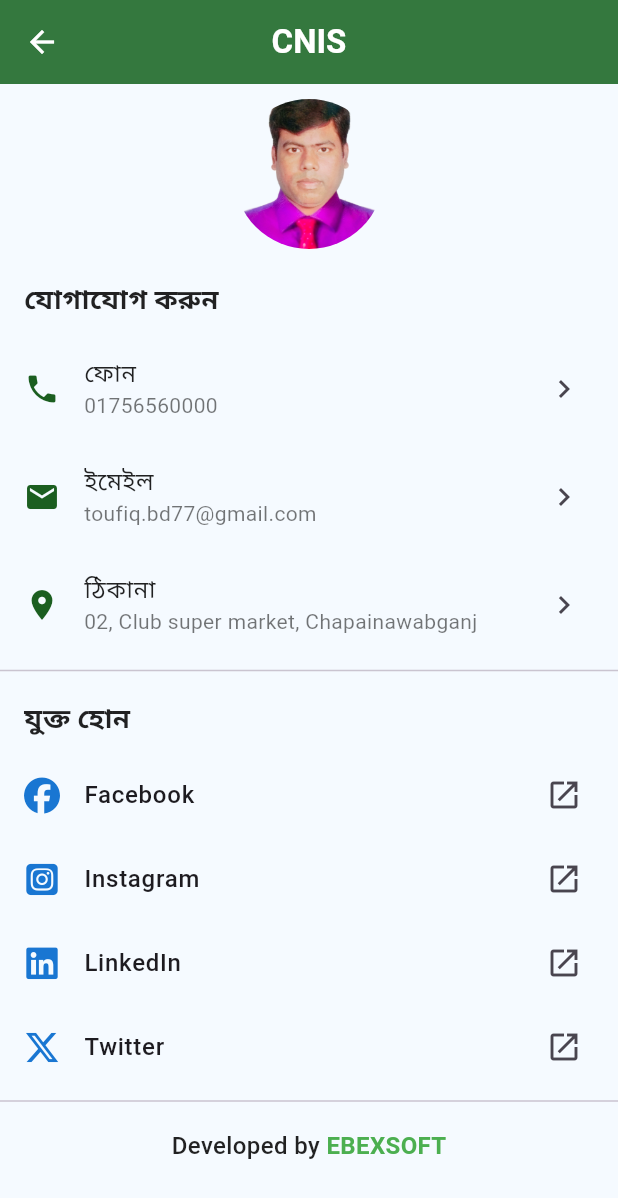
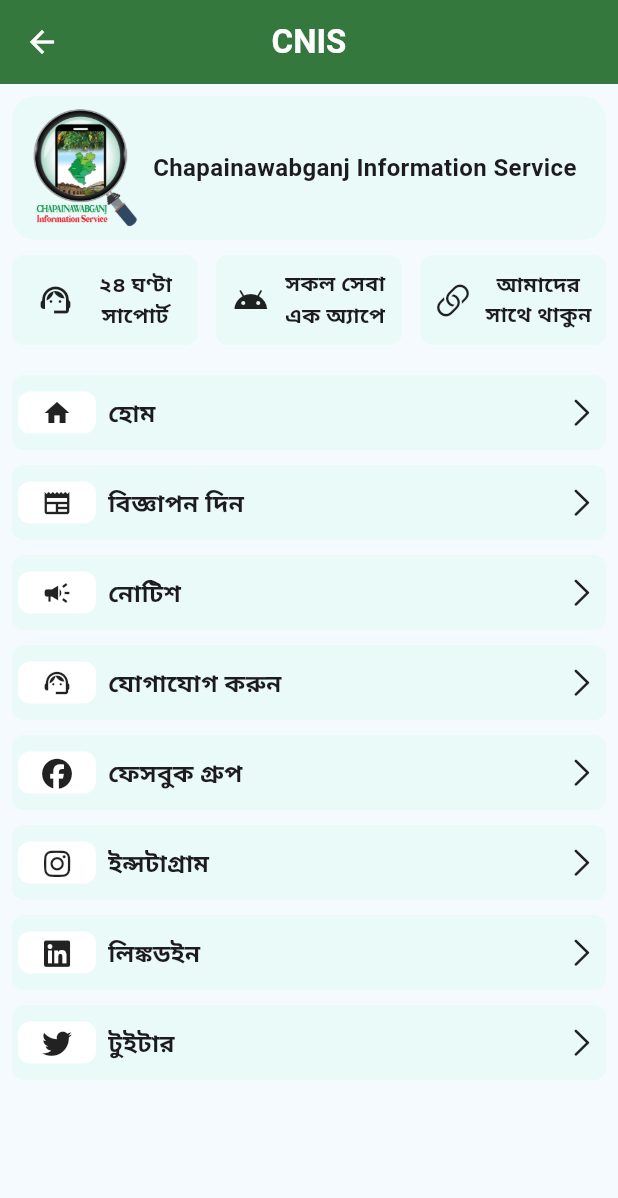
Before and after one commit to zsifat/CNIS, a Flutter app: the AboutScreen screen opened directly, on a phone screen of 412 x 824 dp. Shown: the top 1198 px of the screen. Run offline on Flutter 3.47's test engine with Material 3 defaults, Android fonts, the phone set to English and light mode, and no system bars; our stand-ins replace cached_network_image, carousel_slider, connectivity_plus, flutter_riverpod, flutter_svg, font_awesome_flutter and 4 more; accounts and stored records are empty; network calls fail.

Commit message:
second version complete

```diff
--- a/lib/models/data.dart
+++ b/lib/models/data.dart
@@ -17,6 +17,7 @@ class Data {
   final String? bloodGroup;
   final String? date;
   final String? email;
+  final String? link;
 
   Data({
     required this.id,
@@ -37,6 +38,7 @@ class Data {
     this.bloodGroup,
     this.date,
     this.email,
+    this.link
   });
 
   // Factory method to create a Data object from JSON
@@ -60,6 +62,7 @@ class Data {
       bloodGroup: json['blood_broup'],
       date: json['date'],
       email: json['email'],
+      link: json['link']
     );
   }
 
@@ -84,6 +87,7 @@ class Data {
       'blood_broup': bloodGroup,
       'date': date,
       'email': email,
+      'link':link
     };
   }
 }
--- a/lib/views/DataScreen.dart
+++ b/lib/views/DataScreen.dart
@@ -119,7 +119,6 @@ class _DataScreenState extends ConsumerState<DataScreen> {
                           itemCount: filteredDataList.length,
                           itemBuilder: (context, index) {
                             Data data = filteredDataList[index];
-                            print(data.title);
                             return DataCard(
                               data: data,
                             );
--- a/lib/views/about_screen.dart
+++ b/lib/views/about_screen.dart
@@ -1,6 +1,10 @@
 import 'package:chapainawabganjcity/viewmodels/about_viewmodel.dart';
 import 'package:chapainawabganjcity/viewmodels/states/aboutState.dart';
+import 'package:chapainawabganjcity/views/advertisement_screen.dart';
+import 'package:chapainawabganjcity/views/main_screen.dart';
+import 'package:chapainawabganjcity/views/notice_screen.dart';
 import 'package:chapainawabganjcity/views/widgets/app_bar.dart';
+import 'package:flutter/cupertino.dart';
 import 'package:flutter/material.dart';
 import 'package:flutter_riverpod/flutter_riverpod.dart';
 import 'package:font_awesome_flutter/font_awesome_flutter.dart';
@@ -9,111 +13,201 @@ import 'package:url_launcher/url_launcher.dart';
 class AboutScreen extends ConsumerWidget {
   const AboutScreen({super.key});
 
+  final TextStyle textStyle = const TextStyle(fontSize: 14, fontWeight: FontWeight.w600);
+
   @override
   Widget build(BuildContext context, WidgetRef ref) {
     final aboutState = ref.watch(aboutViewModelProvider);
+    final Size size = MediaQuery.of(context).size;
 
     return Scaffold(
       appBar: buildAppBar('CNIS'),
-      body: Column(
-        children: [
-          // Company Info Section
-          _buildCompanySection(aboutState),
-
-          const SizedBox(height: 10),
-
-          // Contact Information (List Style)
-          Expanded(
+      body: Padding(
+        padding: const EdgeInsets.all(8.0),
         child: ListView(
           children: [
-                _buildSectionHeader("যোগাযোগ করুন"),
-                InkWell(
-                    onTap: () {
-                      _dialPhoneNumber(aboutState.about!.phone);
-                    },
-                    child: _buildInfoTile(Icons.phone, "ফোন", aboutState.about!.phone)),
-                InkWell(
-                    onTap: () {
-                      _launchEmail(aboutState.about!.email);
-                    },
-                    child: _buildInfoTile(Icons.email, "ইমেইল", aboutState.about!.email)),
-                _buildInfoTile(Icons.location_on, "ঠিকানা", aboutState.about!.address),
-
-                const Divider(),
-
-                _buildSectionHeader("যুক্ত হোন"),
-                _buildSocialMediaTile(FontAwesomeIcons.facebook, "Facebook", aboutState.about!.facebook),
-                _buildSocialMediaTile(FontAwesomeIcons.squareInstagram, "Instagram", aboutState.about!.instagram),
-                _buildSocialMediaTile(FontAwesomeIcons.linkedin, "LinkedIn", aboutState.about!.instagram),
-                _buildSocialMediaTile(FontAwesomeIcons.xTwitter, "Twitter", aboutState.about!.twitter),
-                const Divider(),
-
-                // Developed by EBEXSOFT
-                _buildDevelopedBySection(),
+            Container(
+              padding: const EdgeInsets.all(8),
+              decoration: BoxDecoration(
+                borderRadius: BorderRadius.circular(16),
+                color: const Color(0xFFE9FAF8)
+              ),
+              child: Row(
+                children: [
+                  Image.asset(
+                    'assets/images/logo-CNIS.png',
+                    width: 80,
+                    height: 80,
+                  ),
+                  const SizedBox(width: 6,),
+                  const Expanded(
+                      child: Text(
+                    'Chapainawabganj Information Service',
+                    textAlign: TextAlign.left,
+                    style: TextStyle(fontWeight: FontWeight.w700, fontSize: 16),
+                  ))
                 ],
               ),
             ),
+            SizedBox(height: 10,),
+            Row(
+              mainAxisAlignment: MainAxisAlignment.spaceBetween,
+              children: [
+                buildInfoCards('২৪ ঘণ্টা\nসাপোর্ট', Icons.support_agent, size),
+                buildInfoCards('সকল সেবা\nএক অ্যাপে', Icons.android, size),
+                buildInfoCards('আমাদের\nসাথে থাকুন', CupertinoIcons.link, size)
               ],
+            ),
+            const SizedBox(
+              height: 20,
+            ),
+            buildItems(
+              'হোম',
+              Icons.home,
+              () {
+                Navigator.push(
+                    context,
+                    MaterialPageRoute(
+                      builder: (context) => MainScreen(),
+                    ));
+              },
+            ),
+            const SizedBox(
+              height: 10,
+            ),
+            buildItems(
+              'বিজ্ঞাপন দিন',
+              Icons.newspaper,
+              () {
+                Navigator.push(
+                    context,
+                    MaterialPageRoute(
+                      builder: (context) => AdvertisementScreen(),
+                    ));
+              },
+            ),
+            const SizedBox(
+              height: 10,
+            ),
+            buildItems(
+              'নোটিশ',
+              Icons.campaign,
+              () {
+                Navigator.push(
+                    context,
+                    MaterialPageRoute(
+                      builder: (context) => NoticeScreen(),
+                    ));
+              },
+            ),
+            const SizedBox(
+              height: 10,
+            ),
+            buildItems(
+              'যোগাযোগ করুন',
+              Icons.support_agent,
+              () {
+                _dialPhoneNumber(aboutState.about!.phone);
+              },
+            ),
+            const SizedBox(
+              height: 10,
+            ),
+            buildItems(
+              'ফেসবুক গ্রুপ',
+              FontAwesomeIcons.facebook,
+              () {
+                _launchUrl(aboutState.about!.facebook);
+              },
+            ),
+            const SizedBox(
+              height: 10,
+            ),
+            buildItems(
+              'ইন্সটাগ্রাম',
+              FontAwesomeIcons.instagram,
+              () {
+                _launchUrl(aboutState.about!.instagram);
+              },
+            ),
+            const SizedBox(
+              height: 10,
+            ),
+            buildItems(
+              'লিঙ্কডইন',
+              FontAwesomeIcons.linkedin,
+              () {
+                _launchUrl(aboutState.about!.linkdin);
+              },
+            ),
+            const SizedBox(
+              height: 10,
+            ),
+            buildItems(
+              'টুইটার',
+              FontAwesomeIcons.twitter,
+              () {
+                _launchUrl(aboutState.about!.twitter);
+              },
+            ),
+          ],
+        ),
       ),
     );
   }
 
-  // 📌 **Company Info Section with Logo & Owner's Image**
-  Widget _buildCompanySection(AboutState aboutState) {
-    return Column(
+  Widget buildItems(String title, IconData iconData, Function() ontap) {
+    return InkWell(
+      onTap: ontap,
+      child: Container(
+        height: 50,
+        padding: const EdgeInsets.symmetric(horizontal: 4),
+        decoration:
+            BoxDecoration(color: const Color(0xFFE9FAF8), borderRadius: BorderRadius.circular(8)),
+        child: Row(
           children: [
-        const SizedBox(height: 10),
-        // Owner Image
-        CircleAvatar(
-          radius: 50,
-          backgroundColor: Colors.transparent,
-          backgroundImage: const AssetImage('assets/images/pp.png'),
-          onBackgroundImageError: (_, __) =>
-          const Icon(Icons.person, size: 50, color: Colors.grey),
+            Container(
+              padding: const EdgeInsets.symmetric(horizontal: 16.0, vertical: 4),
+              decoration:
+                  BoxDecoration(color: Colors.white, borderRadius: BorderRadius.circular(8)),
+              child: Icon(
+                iconData,
+                color: Colors.black87,
+                size: 20,
               ),
-      ],
-    );
-  }
-
-  // 📌 **Section Headers for Better UI**
-  Widget _buildSectionHeader(String title) {
-    return Padding(
-      padding: const EdgeInsets.symmetric(horizontal: 16, vertical: 10),
+            ),
+            const SizedBox(
+              width: 8,
+            ),
+            Expanded(
                 child: Text(
               title,
-        style: const TextStyle(fontSize: 18, fontWeight: FontWeight.bold, color: Colors.black87),
+              style: textStyle.copyWith(fontSize: 16),
+            )),
+            const Icon(CupertinoIcons.right_chevron)
+          ],
+        ),
       ),
     );
   }
 
-  // 📌 **Reusable ListTile for Contact & Address**
-  Widget _buildInfoTile(IconData icon, String title, String info) {
-    return ListTile(
-      leading: Icon(icon, color: Colors.green.shade900),
-      title: Text(
+  Container buildInfoCards(String title, IconData icon, Size size) {
+    return Container(
+      height: 60,
+      width: size.width * 0.3,
+      decoration:
+          BoxDecoration(color: const Color(0xFFE9FAF8), borderRadius: BorderRadius.circular(8)),
+      child: Row(
+        mainAxisAlignment: MainAxisAlignment.spaceEvenly,
+        children: [
+          Icon(icon),
+          Text(
             title,
-        style: const TextStyle(fontSize: 16, fontWeight: FontWeight.w500, color: Colors.black87),
+            style: textStyle,
+            textAlign: TextAlign.center,
+          )
+        ],
       ),
-      subtitle: Text(
-        info,
-        style: const TextStyle(fontSize: 14, color: Colors.black54),
-      ),
-      trailing: Icon(Icons.chevron_right),
-    );
-  }
-
-  // 📌 **Social Media Tile with Icons & Clickable Links**
-  Widget _buildSocialMediaTile(IconData icon, String title, String url) {
-    return ListTile(
-      leading: Icon(icon, color: Colors.blue.shade700),
-      title: Text(
-        title,
-        style: const TextStyle(fontSize: 16, fontWeight: FontWeight.w500),
-      ),
-      trailing: const Icon(Icons.open_in_new),
-      onTap: () {
-        _launchUrl(url);
-      },
     );
   }
 }
@@ -145,8 +239,7 @@ void _dialPhoneNumber(String phoneNumber) async {
   final Uri launchUri = Uri(scheme: 'tel', path: phoneNumber);
   if (await canLaunchUrl(launchUri)) {
     await launchUrl(launchUri);
-  } else {
-  }
+  } else {}
 }
 
 Widget _buildDevelopedBySection() {
--- a/lib/views/subcategory_screen.dart
+++ b/lib/views/subcategory_screen.dart
@@ -77,7 +77,7 @@ class SubcategoryPage extends StatelessWidget {
                 subcategory.title!,
                 textAlign: TextAlign.center,
                 style: TextStyle(
-                  fontSize: width * 0.04, // Responsive font size
+                  fontSize: width * 0.035, // Responsive font size
                   fontWeight: FontWeight.w600,
                   color: Colors.black,
                 ),
--- a/pubspec.yaml
+++ b/pubspec.yaml
@@ -50,6 +50,7 @@ dependencies:
   connectivity_plus: ^6.1.2
   change_app_package_name: ^1.4.0
   qr_flutter: ^4.1.0
+  share_plus: ^10.1.4
 
 dev_dependencies:
   flutter_test:
```
Also changed, not shown: lib/views/home_screen.dart (+33 -19 lines), lib/views/shopping_details.dart (+9 -8 lines), lib/views/widgets/data_card.dart (+36 -19 lines), lib/views/widgets/new_app_drawer.dart (added, +226 -0 lines), pubspec.lock, 3 other files. Lines whose indentation alone changed are shown as unchanged.
